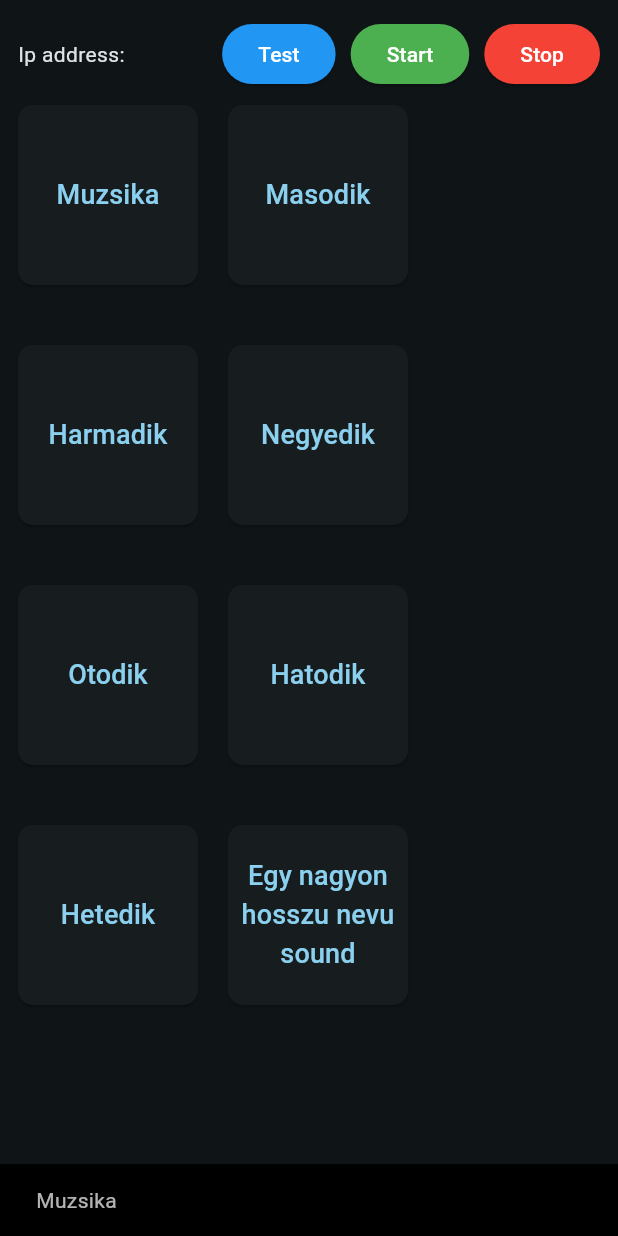
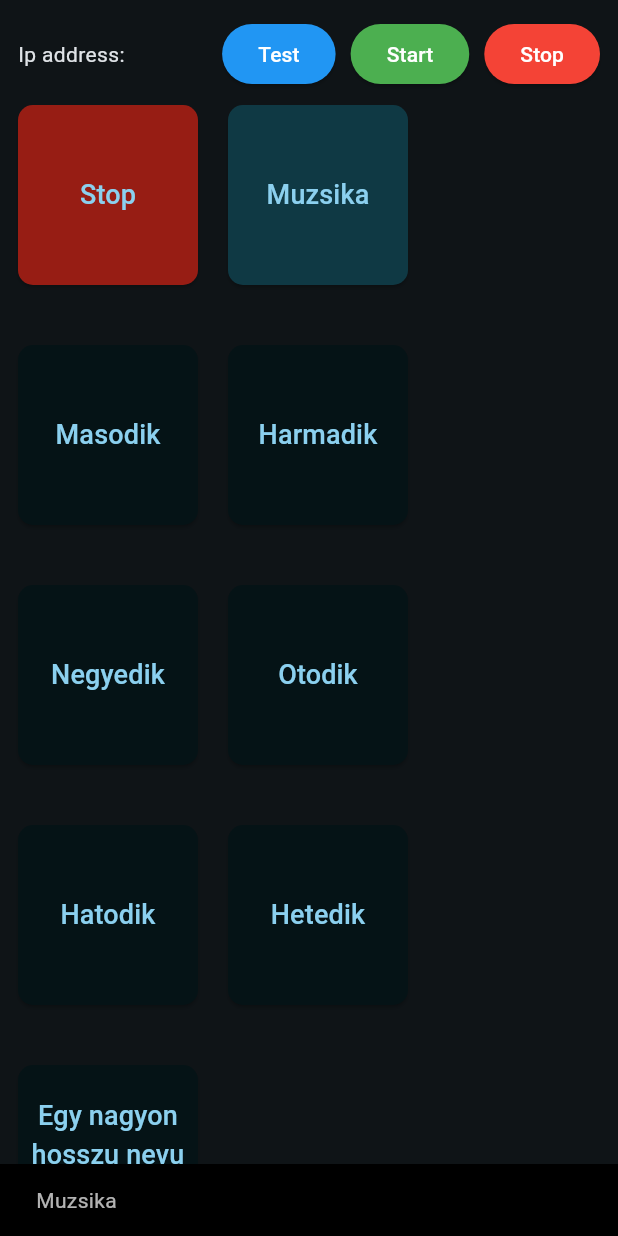
Before and after one commit to BatoBalint/Soundboard, a Flutter app: the screen it shows after launch, after a tap on "Muzsika", on a phone screen of 412 x 824 dp. Run offline on Flutter 3.47's test engine with Material 2 defaults, Android fonts, the phone set to English and light mode, and no system bars; our stand-ins replace audioplayers; missing offline and left inert: network_info_plus.

Commit message:
removed clientAction, working on sounds

```diff
--- a/soundboard_desktop/lib/classes/action.dart
+++ /dev/null
@@ -1,4 +0,0 @@
-enum Action {
-  handshake,
-  playSound,
-}
--- a/soundboard_desktop/lib/classes/server.dart
+++ b/soundboard_desktop/lib/classes/server.dart
@@ -1,6 +1,9 @@
 import 'dart:async';
+import 'dart:convert';
 import 'dart:io';
 import 'dart:typed_data';
+
+import 'package:soundboard_desktop/classes/sound.dart';
 
 class Server {
   late final InternetAddress ipAddress;
@@ -57,9 +60,31 @@ class Server {
 
   Future<void> _handleReceivedData(Uint8List data) async {
     String msg = String.fromCharCodes(data);
-    //Map<String, dynamic> map = jsonDecode(msg);
+    Map<String, dynamic> map = jsonDecode(msg);
 
-    _messaging.sink.add("Client sent data. ($msg)");
+    if (map["clientAction"] == null) return;
+
+    decideAction(map);
+  }
+
+  void decideAction(Map<String, dynamic> map) {
+    switch (map["clientAction"]) {
+      case "playSound":
+        playSound(map["soundName"]);
+        break;
+      case "stopSounds":
+        stopSounds();
+        break;
+      default:
+    }
+  }
+
+  void playSound(String soundName) {
+    Sound.sounds[soundName]?.play();
+  }
+
+  void stopSounds() {
+    Sound.stopAll();
   }
 
   bool sendToClient(Object data, int index) {
--- a/soundboard_desktop/lib/classes/sound.dart
+++ b/soundboard_desktop/lib/classes/sound.dart
@@ -1,23 +1,31 @@
+import 'dart:async';
 import 'dart:io';
 
 import 'package:audioplayers/audioplayers.dart';
 import 'package:path_provider/path_provider.dart';
+import 'package:soundboard_desktop/classes/sound_settings.dart';
 
 class Sound {
+  final String applicationFolderName = "OrangeSoundboard";
+
   static List<AudioPlayer> audioPlayers = [];
+  static Map<String, Sound> sounds = {};
 
-  final String applicationFolderName = "OrangeSoundboard";
+  String soundName;
+  late AudioPlayer _audioPlayer;
   final String? fileName;
-  late AudioPlayer _audioPlayer;
   bool ableToPlay = false;
-  String soundName;
+  StreamController<bool>? playerState;
 
   Sound({required this.soundName, this.fileName}) {
     _audioPlayer = AudioPlayer();
-    _loadAudio(fileName);
+    _audioPlayer.setVolume(0.1);
+    playerState = StreamController();
+    _loadAudio();
+    sounds[soundName] = this;
   }
 
-  Future<void> _loadAudio(String? fileName) async {
+  Future<void> _loadAudio() async {
     if (fileName == null) return;
     try {
       Directory dir = await getApplicationDocumentsDirectory();
@@ -25,9 +33,11 @@ class Sound {
       _audioPlayer.setSourceDeviceFile(
           "${dir.path}\\$applicationFolderName\\$fileName");
       ableToPlay = true;
+      audioPlayers.add(_audioPlayer);
     } catch (ex) {
       ableToPlay = false;
     }
+    playerState!.sink.add(ableToPlay);
   }
 
   void checkApplicationFolder(Directory docDir) {
@@ -35,10 +45,36 @@ class Sound {
     if (!dir.existsSync()) dir.createSync();
   }
 
-  Future<void> play(bool restart) async {
+  Stream<bool> getPlayerStateStream() {
+    return playerState!.stream;
+  }
+
+  Future<void> play() async {
     if (!ableToPlay) return;
+    checkSettings();
+    if (SoundSettings.restartSoundOnPlay) {
+      await _audioPlayer.stop();
+    }
+    await _audioPlayer.resume();
+  }
 
-    if (restart) _audioPlayer.seek(Duration.zero);
-    _audioPlayer.resume();
+  void stop() {
+    if (ableToPlay) _audioPlayer.stop();
+  }
+
+  static void stopAll() {
+    for (var element in audioPlayers) {
+      element.stop();
+    }
+  }
+
+  void setVolume(double volume) {
+    if (volume > 1) volume = 1;
+    if (volume < 0) volume = 0;
+    _audioPlayer.setVolume(volume);
+  }
+
+  void checkSettings() {
+    setVolume(SoundSettings.volume);
   }
 }
--- /dev/null
+++ b/soundboard_desktop/lib/classes/sound_settings.dart
@@ -0,0 +1,4 @@
+class SoundSettings {
+  static double volume = 0.1;
+  static bool restartSoundOnPlay = true;
+}
--- a/soundboard_desktop/lib/pages/test_page.dart
+++ b/soundboard_desktop/lib/pages/test_page.dart
@@ -1,9 +1,8 @@
-import 'dart:convert';
 import 'dart:io';
-import 'dart:typed_data';
 
 import 'package:flutter/material.dart';
 import 'package:soundboard_desktop/classes/server.dart';
+import 'package:soundboard_desktop/classes/sound.dart';
 import 'package:soundboard_desktop/widgets/sound_button.dart';
 
 class TestPage extends StatefulWidget {
@@ -63,18 +62,24 @@ class _TestPageState extends State<TestPage> {
               ],
             ),
             spacer(),
-            const Wrap(
+            Wrap(
               spacing: 20,
               runSpacing: 40,
               children: [
-                SoundButton(title: "Muzsika", fileName: "test.mp3"),
-                SoundButton(title: "Masodik"),
-                SoundButton(title: "Harmadik"),
-                SoundButton(title: "Negyedik"),
-                SoundButton(title: "Otodik"),
-                SoundButton(title: "Hatodik"),
-                SoundButton(title: "Hetedik"),
-                SoundButton(title: "Egy nagyon hosszu nevu sound"),
+                SoundButton(
+                  title: "Stop",
+                  buttonFunction: () => Sound.stopAll(),
+                  buttonColor: const Color.fromARGB(255, 151, 29, 20),
+                  checkPlayerState: false,
+                ),
+                const SoundButton(title: "Muzsika", fileName: "test.mp3"),
+                const SoundButton(title: "Masodik"),
+                const SoundButton(title: "Harmadik"),
+                const SoundButton(title: "Negyedik"),
+                const SoundButton(title: "Otodik"),
+                const SoundButton(title: "Hatodik"),
+                const SoundButton(title: "Hetedik"),
+                const SoundButton(title: "Egy nagyon hosszu nevu sound"),
               ],
             ),
             Expanded(
@@ -153,10 +158,11 @@ class _TestPageState extends State<TestPage> {
   }
 
   void testButtonClick() async {
-    Uint8List myImage = await File("assets/szia.png").readAsBytes();
-    Map<String, dynamic> map = {
-      "image": myImage,
-    };
-    server.sendToClient(jsonEncode(map), 0);
+    //Sound.sounds["Muzsika"]?.play();
+    // Uint8List myImage = await File("assets/szia.png").readAsBytes();
+    // Map<String, dynamic> map = {
+    //   "image": myImage,
+    // };
+    // server.sendToClient(jsonEncode(map), 0);
   }
 }
--- a/soundboard_desktop/lib/widgets/sound_button.dart
+++ b/soundboard_desktop/lib/widgets/sound_button.dart
@@ -7,13 +7,15 @@ class SoundButton extends StatefulWidget {
     required this.title,
     this.buttonFunction,
     this.fileName,
-    this.restartAudio = false,
+    this.buttonColor = const Color.fromARGB(255, 15, 57, 68),
+    this.checkPlayerState = true,
   });
 
   final String title;
   final Function? buttonFunction;
   final String? fileName;
-  final bool restartAudio;
+  final bool checkPlayerState;
+  final Color buttonColor;
 
   @override
   State<SoundButton> createState() => _SoundButtonState();
@@ -21,6 +23,7 @@ class SoundButton extends StatefulWidget {
 
 class _SoundButtonState extends State<SoundButton> {
   Sound? sound;
+  Color disabledColor = const Color.fromARGB(255, 5, 19, 22);
 
   @override
   void initState() {
@@ -30,12 +33,19 @@ class _SoundButtonState extends State<SoundButton> {
 
   @override
   Widget build(BuildContext context) {
+    return StreamBuilder<bool>(
+        initialData: !widget.checkPlayerState,
+        stream: sound!.getPlayerStateStream(),
+        builder: (context, snapshot) {
           return ElevatedButton(
             style: ElevatedButton.styleFrom(
               shape: RoundedRectangleBorder(
                 borderRadius: BorderRadius.circular(10),
               ),
               padding: const EdgeInsets.all(0),
+              backgroundColor: (snapshot.data ?? !widget.checkPlayerState)
+                  ? widget.buttonColor
+                  : disabledColor,
             ),
             onPressed: buttonClick,
             child: SizedBox(
@@ -53,6 +63,7 @@ class _SoundButtonState extends State<SoundButton> {
               ),
             ),
           );
+        });
   }
 
   Future<void> buttonClick() async {
@@ -68,7 +79,7 @@ class _SoundButtonState extends State<SoundButton> {
     if (widget.buttonFunction != null) {
       widget.buttonFunction!();
     } else {
-      sound?.play(widget.restartAudio);
+      sound?.play();
     }
   }
 }
--- a/soundboard_mobile/lib/classes/action.dart
+++ /dev/null
@@ -1,4 +0,0 @@
-enum Action {
-  handshake,
-  playSound,
-}
```
Lines whose indentation alone changed are shown as unchanged.
